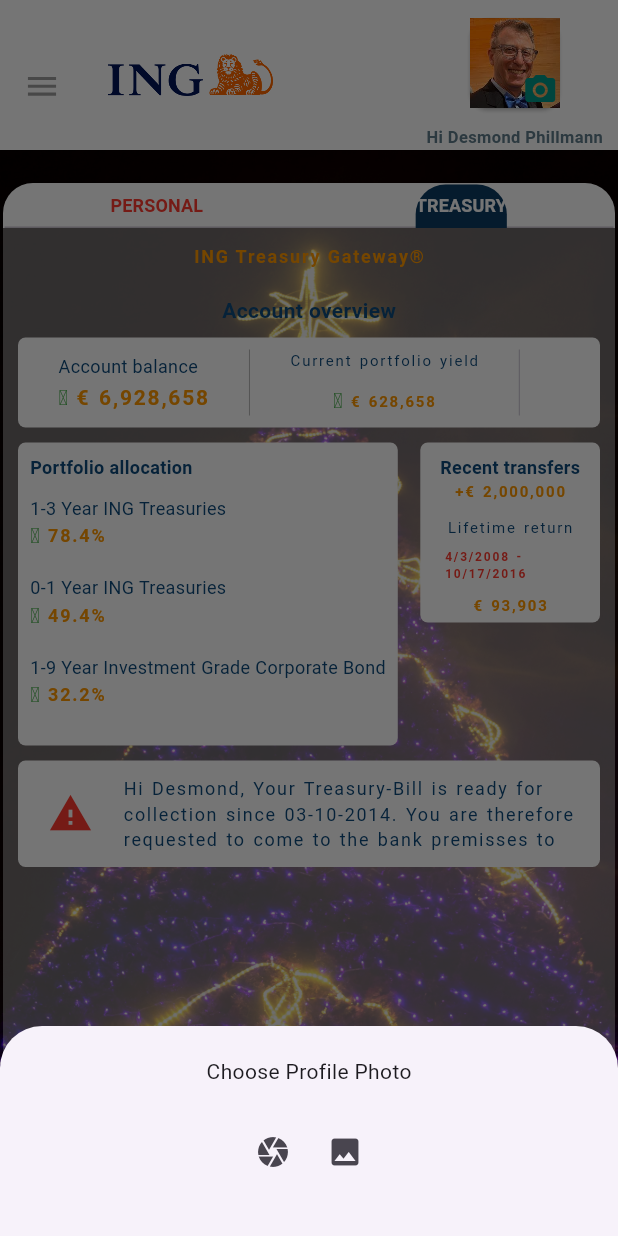
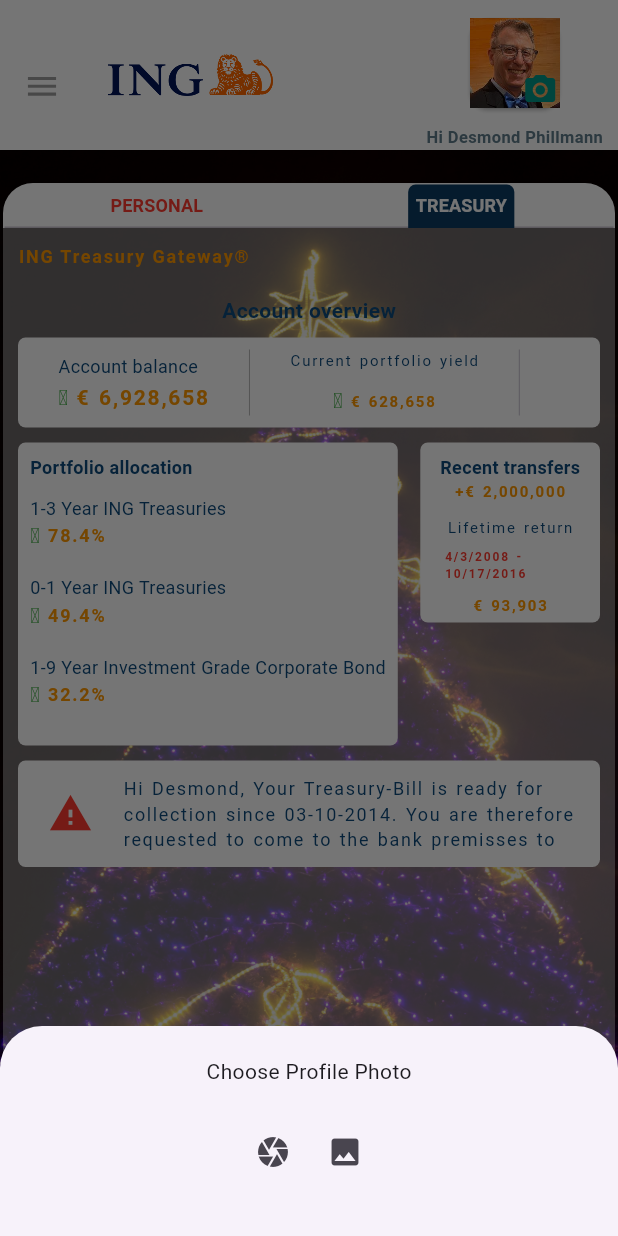
Before and after one commit to snowberry200/Slaski_Bank, a Flutter app: the TabPage screen opened directly, tab 2 chosen, after a tap on the "camera alt" icon, on a phone screen of 412 x 824 dp. Run offline on Flutter 3.47's test engine with Material 3 defaults, Android fonts, the phone set to English and light mode, and no system bars; drawn by our look-alikes of auto_size_text; our stand-ins replace cloud_firestore, email_validator, firebase_auth, firebase_core, image_picker; accounts and stored records are empty.

Commit message:
2024 commit changes

```diff
--- a/slaski/lib/layout/homepage/desktab.dart
+++ b/slaski/lib/layout/homepage/desktab.dart
@@ -7,10 +7,10 @@
 class IsDeskTabContainerWidget extends StatelessWidget {
 
   const IsDeskTabContainerWidget({
-    Key? key,
+    super.key,
     required this.keyi,
     required this.lock,
-  }) : super(key: key);
+  });
 
   final Uri keyi;
   final Uri lock;
--- a/slaski/lib/layout/layout.dart
+++ b/slaski/lib/layout/layout.dart
@@ -10,8 +10,8 @@
 
 class Layout extends StatelessWidget {
   const Layout({
-    Key? key,
-  }) : super(key: key);
+    super.key,
+  });
 
   static bool isMobile(context) =>
       MediaQuery.of(context).size.width < tabletScreenSize;
@@ -31,7 +31,7 @@
           constraints.maxWidth >= tabletScreenSize) {
         return const TabletScreen();
       } else {
-        return  const MobileScreen();
+        return const MobileScreen();
       }
     });
   }
--- /dev/null
+++ b/slaski/lib/presentation/homepage/bodysizedbox.dart
@@ -0,0 +1,115 @@
+import 'package:flutter/cupertino.dart';
+import 'package:flutter/gestures.dart';
+import 'package:flutter/material.dart';
+import 'package:slaski/layout/layout.dart';
+import 'package:slaski/tabpage/tap_bars/personal.dart';
+import 'package:slaski/tabpage/tap_bars/treasury.dart';
+
+class BodySizedBox extends StatefulWidget {
+  const BodySizedBox({super.key});
+
+  @override
+  State<BodySizedBox> createState() => _BodySizedBoxState();
+}
+
+class _BodySizedBoxState extends State<BodySizedBox>
+    with TickerProviderStateMixin {
+  final BorderRadiusGeometry borderradius = BorderRadius.circular(8);
+  late TabController tabBarController;
+  late AnimationController _animationController;
+  @override
+  void initState() {
+    super.initState();
+    _animationController = AnimationController(
+        vsync: this, duration: const Duration(milliseconds: 500));
+    tabBarController = TabController(length: 2, vsync: this);
+  }
+
+  @override
+  void dispose() {
+    _animationController.dispose();
+    tabBarController.dispose();
+    super.dispose();
+  }
+
+  @override
+  Widget build(BuildContext context) {
+    final width = MediaQuery.of(context).size.width;
+
+    return SizedBox(
+      width: Layout.isMobile(context) ? width : width / 1.6,
+      child: Padding(
+        padding: const EdgeInsets.all(2.0),
+        child: DefaultTabController(
+            initialIndex: 0,
+            length: 2, // length of tabs
+            child: Column(children: [
+              SizedBox(
+                child: Container(
+                  height: 30,
+                  decoration: const BoxDecoration(
+                      borderRadius: BorderRadius.only(
+                          topLeft: Radius.circular(20),
+                          topRight: Radius.circular(20)),
+                      color: CupertinoColors.white),
+                  child: TabBar(
+                    controller: tabBarController,
+                    physics: const NeverScrollableScrollPhysics(),
+                    labelColor: CupertinoColors.white,
+                    labelStyle: const TextStyle(
+                        fontSize: 12,
+                        fontWeight: FontWeight.bold,
+                        color: CupertinoColors.white),
+                    padding: const EdgeInsets.only(left: 1, top: 1, right: 1),
+                    isScrollable: false,
+                    indicator: const BoxDecoration(
+                        borderRadius: BorderRadius.only(
+                            topLeft: Radius.circular(5),
+                            topRight: Radius.circular(5)),
+                        color: Color.fromARGB(255, 10, 58, 97)),
+                    unselectedLabelColor: CupertinoColors.systemRed,
+                    tabs: const [
+                      Padding(
+                        padding: EdgeInsets.only(left:5.0,right:5),
+                        child: Tab(
+                          text: 'PERSONAL',
+                        ),
+                      ),
+                      // Tab(text: 'BUSINESS'),
+                      Padding(
+                        padding: EdgeInsets.only(left:5.0,right:5),
+                        child: Tab(text: 'TREASURY'),
+                      ),
+                    ],
+                  ),
+                ),
+              ),
+              Expanded(
+                flex: 8,
+                child: Container(
+                    // height: 400,
+                    decoration: BoxDecoration(
+                      color: Colors.white.withOpacity(0.4),
+                      borderRadius: const BorderRadius.only(
+                          bottomLeft: Radius.circular(20),
+                          bottomRight: Radius.circular(20)),
+                    ),
+                    child: TabBarView(
+                        controller: tabBarController,
+                        dragStartBehavior: DragStartBehavior.down,
+                        physics: const NeverScrollableScrollPhysics(),
+                        children: const <Widget>[
+                          Center(
+                            child: PersonalForm(),
+                          ),
+                          // Center(child: Business()),
+                          Center(
+                            child: Treasury(),
+                          ),
+                        ])),
+              )
+            ])),
+      ),
+    );
+  }
+}
--- /dev/null
+++ b/slaski/lib/presentation/homepage/bottomSheet.dart
@@ -0,0 +1,75 @@
+import 'dart:io';
+
+import 'package:flutter/foundation.dart';
+import 'package:flutter/material.dart';
+import 'package:flutter/services.dart';
+import 'package:image_picker/image_picker.dart';
+
+class BottomSheett extends StatefulWidget {
+  const BottomSheett({super.key});
+
+  @override
+  State<BottomSheett> createState() => _BottomSheettState();
+}
+
+class _BottomSheettState extends State<BottomSheett>
+    with TickerProviderStateMixin {
+  final BorderRadiusGeometry borderradius = BorderRadius.circular(8);
+  File? _image;
+  bool isPlaying = false;
+  Uint8List webImage = Uint8List(8);
+
+  @override
+  Widget build(BuildContext context) {
+    return Container(
+      height: 100,
+      width: MediaQuery.of(context).size.width,
+      margin: const EdgeInsets.symmetric(horizontal: 20, vertical: 20),
+      child: Column(children: [
+        const Text(
+          'Choose Profile Photo',
+          style: TextStyle(fontSize: 14),
+        ),
+        const SizedBox(
+          height: 20,
+        ),
+        Row(
+          mainAxisAlignment: MainAxisAlignment.center,
+          children: [
+            IconButton(
+                onPressed: () {
+                  _pickimage(ImageSource.camera);
+                },
+                icon: const Icon(Icons.camera),
+                tooltip: 'Camera'),
+            IconButton(
+                onPressed: () {
+                  _pickimage(ImageSource.gallery);
+                },
+                icon: const Icon(Icons.image),
+                tooltip: 'Gallery'),
+          ],
+        )
+      ]),
+    );
+  }
+
+  Future<void> _pickimage(ImageSource source) async {
+    try {
+      final image = await ImagePicker().pickImage(source: source);
+      if (image == null) return;
+      File? img = File(image.path);
+      setState(() {
+        _image = img;
+        Navigator.of(context).pop();
+      });
+    } on PlatformException catch (e) {
+      if (kDebugMode) {
+        print(e);
+      }
+    }
+    if (context.mounted) {
+      Navigator.of(context).pop();
+    }
+  }
+}
--- a/slaski/lib/presentation/password/password_desktop.dart
+++ b/slaski/lib/presentation/password/password_desktop.dart
@@ -6,9 +6,9 @@
 class PasswordDesktop extends StatefulWidget {
   final String callback;
    const PasswordDesktop({
-    Key? key,
+    super.key,
     required this.callback,
-  }) : super(key: key);
+  });
 
   @override
   State<PasswordDesktop> createState() => _PasswordDesktopState();
--- a/slaski/lib/tabpage/tabpage.dart
+++ b/slaski/lib/tabpage/tabpage.dart
@@ -2,18 +2,17 @@
 // import 'package:cali_bank/presentation/TabPage/tap_bars/treasury.dart';
 import 'dart:io';
 import 'package:flutter/cupertino.dart';
-import 'package:flutter/foundation.dart';
-import 'package:flutter/gestures.dart';
 import 'package:flutter/material.dart';
 import 'package:flutter/services.dart';
-import 'package:image_picker/image_picker.dart';
+import 'package:slaski/presentation/homepage/bodySizedBox.dart';
+import 'package:slaski/presentation/homepage/bottomSheet.dart';
+import 'package:slaski/presentation/homepage/sliverAppbar.dart';
 
 // import 'backgroundimage.dart';
 // import '../../LayOut/LayOut.dart';
 import '../presentation/widget/backgroundimage.dart';
 import '../layout/layout.dart';
-import 'tap_bars/personal.dart';
-import 'tap_bars/treasury.dart';
+
 
 class TabPage extends StatefulWidget {
   const TabPage({super.key});
@@ -22,6 +21,7 @@
 }
 
 class _TabPageState extends State<TabPage> with TickerProviderStateMixin {
+
   final BorderRadiusGeometry borderradius = BorderRadius.circular(8);
   late TabController tabBarController;
   late AnimationController _animationController;
@@ -46,8 +46,6 @@
 
   @override
   Widget build(BuildContext context) {
-    final width = MediaQuery.of(context).size.width;
-
     return BackgroundImageWidget(
       image: Layout.isMobile(context)
           ? const AssetImage('images/violet.jpeg')
@@ -55,7 +53,8 @@
       child: Scaffold(
           resizeToAvoidBottomInset: true,
           backgroundColor: Colors.transparent,
-          appBar: AppBar(
+          appBar: Layout.isMobile(context)
+              ? AppBar(
                   toolbarHeight: 100,
                   backgroundColor: CupertinoColors.white,
                   leading: Padding(
@@ -67,7 +66,8 @@
                       icon: AnimatedIcon(
                         size: 25,
                         icon: AnimatedIcons.menu_close,
-                  color: isPlaying ? CupertinoColors.systemRed : Colors.grey,
+                        color:
+                            isPlaying ? CupertinoColors.systemRed : Colors.grey,
                         progress: _animationController,
                       ),
                       onPressed: () {
@@ -109,14 +109,17 @@
                                         child: _image == null
                                             ? const Image(
                                                 width: 60,
-                                          filterQuality: FilterQuality.high,
+                                                filterQuality:
+                                                    FilterQuality.high,
                                                 fit: BoxFit.contain,
                                                 height: 60,
-                                          image: AssetImage('images/des.jpeg'))
+                                                image: AssetImage(
+                                                    'images/des.jpeg'))
                                             : SizedBox(
                                                 child: Image(
                                                     width: 60,
-                                              filterQuality: FilterQuality.high,
+                                                    filterQuality:
+                                                        FilterQuality.high,
                                                     fit: BoxFit.contain,
                                                     height: 60,
                                                     image: FileImage(_image!)),
@@ -130,7 +133,7 @@
                                               showModalBottomSheet(
                                                   context: context,
                                                   builder: (builder) =>
-                                                bottomsheet());
+                                                      BottomSheett());
                                             },
                                             child: const Icon(Icons.camera_alt,
                                                 color: Colors.teal),
@@ -150,142 +153,23 @@
                     )
                   ],
                   elevation: 0,
-          ),
+                )
+              : null,
           body: Padding(
               padding: Layout.isMobile(context)
                   ? const EdgeInsets.only(top: 20, bottom: 5, left: 0, right: 0)
                   : const EdgeInsets.only(
-                      top: 30, bottom: 30, left: 0, right: 0),
+                      top: 0, bottom: 0, left: 0, right: 0),
               child: Center(
-                  child: SizedBox(
-                width: Layout.isMobile(context) ? width : width / 1.6,
-                child: Padding(
-                  padding: const EdgeInsets.all(2.0),
-                  child: DefaultTabController(
-                      initialIndex: 0,
-                      length: 2, // length of tabs
-                      child: Column(children: [
-                        SizedBox(
-                          // decoration: BoxDecoration(
-                          //   color: Colors.white.withOpacity(0.4),
-                          //   borderRadius: const BorderRadius.only(
-                          //     topLeft: Radius.circular(20),
-                          //     topRight: Radius.circular(20),
-                          //   ),
-                          // ),
-                          //  height: 40,
-                          child: Container(
-                            height: 30,
-                            decoration: const BoxDecoration(
-                                borderRadius: BorderRadius.only(
-                                    topLeft: Radius.circular(20),
-                                    topRight: Radius.circular(20)),
-                                color: CupertinoColors.white),
-                            child: TabBar(
-                              controller: tabBarController,
-                              physics: const NeverScrollableScrollPhysics(),
-                              labelColor: CupertinoColors.white,
-                              labelStyle: const TextStyle(
-                                  fontSize: 12,
-                                  fontWeight: FontWeight.bold,
-                                  color: CupertinoColors.white),
-                              padding: const EdgeInsets.only(
-                                  left: 1, top: 1, right: 1),
-                              isScrollable: false,
-                              indicator: const BoxDecoration(
-                                  borderRadius: BorderRadius.only(
-                                      topLeft: Radius.circular(20),
-                                      topRight: Radius.circular(20)),
-                                  color: Color.fromARGB(255, 10, 58, 97)),
-                              unselectedLabelColor: CupertinoColors.systemRed,
-                              tabs: const [
-                                Tab(
-                                  text: 'PERSONAL',
-                                ),
-                                // Tab(text: 'BUSINESS'),
-                                Tab(text: 'TREASURY'),
-                              ],
-                            ),
-                          ),
-                        ),
-                        Expanded(
-                          flex: 8,
-                          child: Container(
-                              // height: 400,
-                              decoration: BoxDecoration(
-                                color: Colors.white.withOpacity(0.4),
-                                borderRadius: const BorderRadius.only(
-                                    bottomLeft: Radius.circular(20),
-                                    bottomRight: Radius.circular(20)),
-                              ),
-                              child: TabBarView(
-                                  controller: tabBarController,
-                                  dragStartBehavior: DragStartBehavior.down,
-                                  physics: const NeverScrollableScrollPhysics(),
-                                  children: const <Widget>[
-                                    Center(
-                                      child: PersonalForm(),
-                                    ),
-                                    // Center(child: Business()),
-                                    Center(
-                                      child: Treasury(),
-                                    ),
-                                  ])),
-                        )
-                      ])),
-                ),
-              )))),
+                child: Layout.isDesktop(context)
+                    ?
+                    SliverAppBarForDesktop()
+                    : BodySizedBox(),
+
+                // )
+              ))),
     );
   }
 
-  bottomsheet() {
-    return Container(
-      height: 100,
-      width: MediaQuery.of(context).size.width,
-      margin: const EdgeInsets.symmetric(horizontal: 20, vertical: 20),
-      child: Column(children: [
-        const Text(
-          'Choose Profile Photo',
-          style: TextStyle(fontSize: 14),
-        ),
-        const SizedBox(
-          height: 20,
-        ),
-        Row(
-          mainAxisAlignment: MainAxisAlignment.center,
-          children: [
-            IconButton(
-                onPressed: () {
-                  _pickimage(ImageSource.camera);
-                },
-                icon: const Icon(Icons.camera),
-                tooltip: 'Camera'),
-            IconButton(
-                onPressed: () {
-                  _pickimage(ImageSource.gallery);
-                },
-                icon: const Icon(Icons.image),
-                tooltip: 'Gallery'),
-          ],
-        )
-      ]),
-    );
+
 }
-
-  Future<void> _pickimage(ImageSource source) async {
-    try {
-      final image = await ImagePicker().pickImage(source: source);
-      if (image == null) return;
-      File? img = File(image.path);
-      setState(() {
-        _image = img;
-        Navigator.of(context).pop();
-      });
-    } on PlatformException catch (e) {
-      if (kDebugMode) {
-        print(e);
-      }
-      Navigator.of(context).pop();
-    }
-  }
-}
--- a/slaski/lib/tabpage/tap_bars/treasury.dart
+++ b/slaski/lib/tabpage/tap_bars/treasury.dart
@@ -11,10 +11,10 @@
 class _TreasuryState extends State<Treasury> {
   @override
   Widget build(BuildContext context) {
-    return const Padding(
-      padding: EdgeInsets.only(right: 10, left: 10),
+    return Padding(
+      padding: const EdgeInsets.only(bottom:20,right: 10, left: 10),
       child: SizedBox(
-        child: Column(
+        child: ListView(
           children: [
             SizedBox(
               height: 10,
```
Also changed, not shown: slaski/lib/presentation/homepage/homepage.dart (+15 -18 lines), slaski/lib/presentation/homepage/sliverAppbar.dart (added, +152 -0 lines), slaski/lib/presentation/homepage/sub_container.dart (+5 -3 lines), slaski/lib/presentation/password/password_main_column.dart (+21 -16 lines). Lines whose indentation alone changed are shown as unchanged.
